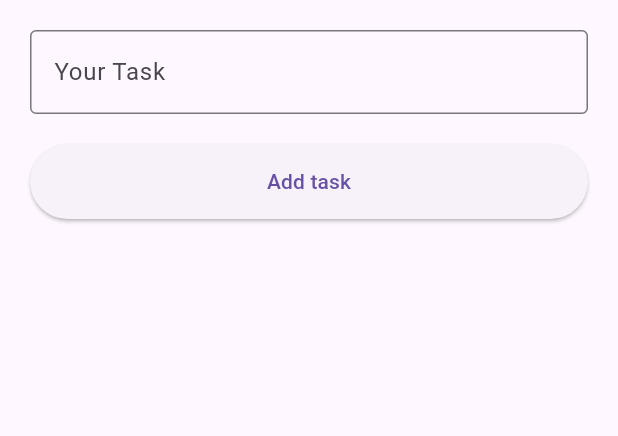
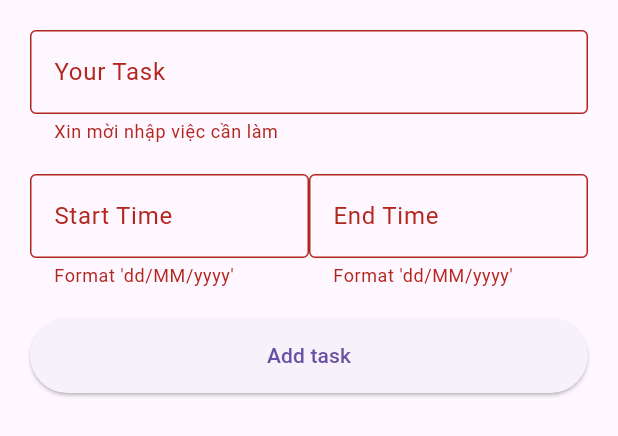
Before and after one commit to solokill756/To-Do-List-App-x-FireBase, a Flutter app: the CardAddWeiget widget shown alone on an empty page, opened directly with empty values, after a tap on "Add task", on a phone screen of 412 x 824 dp. Shown: the top 436 px of the screen. Run offline on Flutter 3.47's test engine with Material 3 defaults, Android fonts, the phone set to English and light mode, and no system bars; our stand-ins replace firebase_auth, firebase_core, fluttertoast; missing offline and left inert: firebase_cloud_firestore; accounts and stored records are empty; network calls fail.

Commit message:
Added completion time feature

```diff
--- a/lib/models/item.dart
+++ b/lib/models/item.dart
@@ -4,15 +4,21 @@ import 'dart:convert';
 class Item {
   final String id;
   final String content;
+  final String date_begin;
+  final String date_end;
   Item({
     required this.id,
     required this.content,
+    required this.date_begin,
+    required this.date_end,
   });
 
   Map<String, dynamic> toMap() {
     return <String, dynamic>{
       'id': id,
       'content': content,
+      'date_begin': date_begin,
+      'date_end': date_end,
     };
   }
 
@@ -20,6 +26,8 @@ class Item {
     return Item(
       id: map['id'] as String,
       content: map['content'] as String,
+      date_begin: map['date_begin'] as String,
+      date_end: map['date_end'] as String,
     );
   }
 
@@ -29,5 +37,39 @@ class Item {
       Item.fromMap(json.decode(source) as Map<String, dynamic>);
 
   @override
-  String toString() => 'Item(id: $id, content: $content)';
+  String toString() {
+    return 'Item(id: $id, content: $content, date_begin: $date_begin, date_end: $date_end)';
+  }
+
+  Item copyWith({
+    String? id,
+    String? content,
+    String? date_begin,
+    String? date_end,
+  }) {
+    return Item(
+      id: id ?? this.id,
+      content: content ?? this.content,
+      date_begin: date_begin ?? this.date_begin,
+      date_end: date_end ?? this.date_end,
+    );
+  }
+
+  @override
+  bool operator ==(covariant Item other) {
+    if (identical(this, other)) return true;
+
+    return other.id == id &&
+        other.content == content &&
+        other.date_begin == date_begin &&
+        other.date_end == date_end;
+  }
+
+  @override
+  int get hashCode {
+    return id.hashCode ^
+        content.hashCode ^
+        date_begin.hashCode ^
+        date_end.hashCode;
+  }
 }
--- a/lib/modules/auth/auth_page.dart
+++ b/lib/modules/auth/auth_page.dart
@@ -19,9 +19,10 @@ class _AuthPageState extends State<AuthPage> {
 
   @override
   Widget build(BuildContext context) {
-    if (showLogin)
+    if (showLogin) {
       return LoginPage(showRegister: toggleScreens);
-    else
+    } else {
       return RegisterPage(showLogin: toggleScreens);
+    }
   }
 }
--- a/lib/modules/home/widget/card_add_weiget.dart
+++ b/lib/modules/home/widget/card_add_weiget.dart
@@ -1,28 +1,119 @@
 import 'package:flutter/material.dart';
+import 'package:intl/intl.dart';
 
-class CardAddWeiget extends StatelessWidget {
+class CardAddWeiget extends StatefulWidget {
   const CardAddWeiget({
     super.key,
     required this.addCard,
   });
   final Function addCard;
+
+  @override
+  State<CardAddWeiget> createState() => _CardAddWeigetState();
+}
+
+class _CardAddWeigetState extends State<CardAddWeiget> {
+  final _contentController = TextEditingController();
+  final _timeBeginController = TextEditingController();
+  final _timeEndController = TextEditingController();
+  String? _contentErorr = "Xin mời nhập việc cần làm";
+  String? _timeBeginError = "Format 'dd/MM/yyyy'";
+  String? _timeEndError = "Format 'dd/MM/yyyy'";
+  // kiểm tra thời gian thỏa mãn
+  bool _isValidDate(String input, String format) {
+    try {
+      final dateFormat = DateFormat(format);
+      dateFormat.parseStrict(input);
+      return true;
+    } catch (e) {
+      return false;
+    }
+  }
+
+  void _checkContent() {
+    setState(() {
+      if (_contentController.text.trim() == "") {
+        _contentErorr = "Xin mời nhập việc cần làm";
+      } else {
+        _contentErorr = null;
+      }
+    });
+  }
+
+  void _checkTime(String time, int type) {
+    setState(() {
+      if (type == 0) {
+        if (_isValidDate(time, "dd/MM/yyyy")) {
+          _timeBeginError = null;
+        } else {
+          _timeBeginError = "Format 'dd/MM/yyyy'";
+        }
+      } else {
+        if (_isValidDate(time, "dd/MM/yyyy")) {
+          _timeEndError = null;
+        } else {
+          _timeEndError = "Format 'dd/MM/yyyy'";
+        }
+      }
+    });
+  }
+
   @override
   Widget build(BuildContext context) {
-    String content = '';
     return Padding(
       padding: MediaQuery.of(context).viewInsets,
       child: SingleChildScrollView(
-        padding: EdgeInsets.all(20),
+        padding: const EdgeInsets.all(20),
         child: Column(
           children: [
             TextField(
+              controller: _contentController,
               onChanged: (value) {
-                content = value;
+                _checkContent();
               },
-              decoration: const InputDecoration(
+              decoration: InputDecoration(
                 border: OutlineInputBorder(),
                 labelText: "Your Task",
+                errorText: _contentErorr,
               ),
+            ),
+            const SizedBox(
+              height: 20,
+            ),
+            Row(
+              children: [
+                Expanded(
+                  child: TextField(
+                    controller: _timeBeginController,
+                    onChanged: (value) {
+                      _checkTime(_timeBeginController.text.trim(), 0);
+                    },
+                    decoration: InputDecoration(
+                      border: OutlineInputBorder(),
+                      labelText: "Start Time",
+                      errorText: _timeBeginError,
+                    ),
+                    keyboardType: TextInputType.datetime,
+                  ),
+                ),
+                const SizedBox(
+                  height: 20,
+                ),
+                Expanded(
+                  child: TextField(
+                    controller: _timeEndController,
+                    onChanged: (value) {
+                      _checkTime(_timeEndController.text.trim(), 1);
+                    },
+                    decoration: InputDecoration(
+                      border: OutlineInputBorder(),
+                      labelText: "End Time",
+                      errorText: _timeEndError,
+                    ),
+                    keyboardType: TextInputType.datetime,
+                  ),
+                ),
+              ],
             ),
             const SizedBox(
               height: 20,
@@ -32,8 +123,15 @@ class CardAddWeiget extends StatelessWidget {
               width: double.infinity,
               child: ElevatedButton(
                 onPressed: () async {
-                  await addCard(content);
-                  Navigator.pop(context);
+                  if (_contentErorr == null &&
+                      _timeBeginError == null &&
+                      _timeEndError == null) {
+                    await widget.addCard(
+                        _contentController.text.trim(),
+                        _timeBeginController.text.trim(),
+                        _timeEndController.text.trim());
+                    Navigator.pop(context);
+                  }
                 },
                 child: const Text(
                   'Add task',
--- a/lib/modules/main/main_page.dart
+++ b/lib/modules/main/main_page.dart
@@ -13,9 +13,9 @@ class MainPage extends StatelessWidget {
         stream: FirebaseAuth.instance.authStateChanges(),
         builder: (context, snapshot) {
           if (snapshot.hasData) {
-            return Home();
+            return const Home();
           } else {
-            return AuthPage();
+            return const AuthPage();
           }
         },
       ),
--- a/pubspec.yaml
+++ b/pubspec.yaml
@@ -41,6 +41,7 @@ dependencies:
   flutter_toast_bar: ^0.0.2
   flutter_toastr: ^1.0.3
   fluttertoast: ^8.0.8
+  intl: ^0.19.0
 dev_dependencies:
   flutter_test:
     sdk: flutter
```
Also changed, not shown: lib/managers/card_manager.dart (+12 -7 lines), lib/modules/auth/forgotPassword/forgotPassword_page.dart (+9 -9 lines), lib/modules/auth/login/login_page.dart (+19 -18 lines), lib/modules/auth/register/register_page.dart (+23 -22 lines), lib/modules/home/home.dart (+12 -8 lines), lib/modules/home/widget/CardBody.dart (+17 -1 lines), pubspec.lock.
